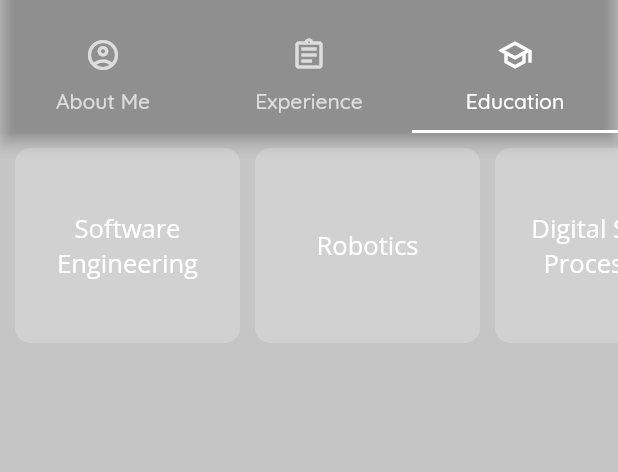
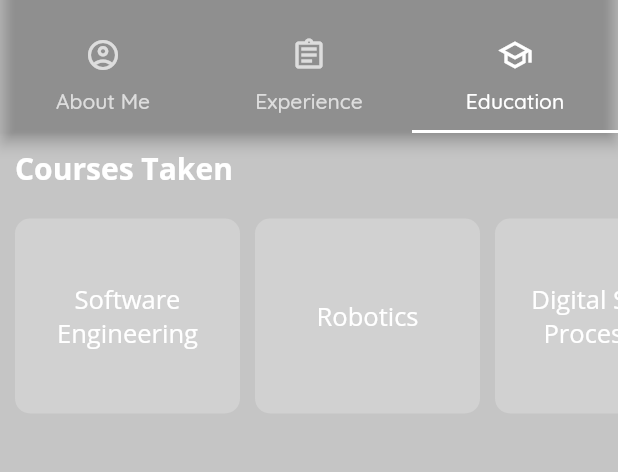
Before and after one commit to afiqaimanafr/resume-mobile-app, a Flutter app: the screen it shows after launch, tab 3 chosen, on a phone screen of 412 x 824 dp, the part 62-534 px from its top. Run offline on Flutter 3.47's test engine with Material 2 defaults, Android fonts, the light colour scheme and no system bars; Roboto replaces fonts that are missing (QuickSand).

Commit message:
latest ui

```diff
--- a/lib/screens/education/education_screen.dart
+++ b/lib/screens/education/education_screen.dart
@@ -63,7 +63,20 @@ class EducationScreen extends StatelessWidget {
       backgroundColor: kPrimaryColor,
       body: SingleChildScrollView(
         child: Column(
+          crossAxisAlignment: CrossAxisAlignment.start,
           children: [
+            const Padding(
+              padding: EdgeInsets.all(10.0),
+              child: Text(
+                'Courses Taken',
+                style: TextStyle(
+                  fontFamily: primaryFamilyFont,
+                  fontWeight: FontWeight.bold,
+                  color: kPrimaryLightColor,
+                  fontSize: 20,
+                ),
+              ),
+            ),
             SizedBox(
               height: 150,
               child: ListView.separated(
```
